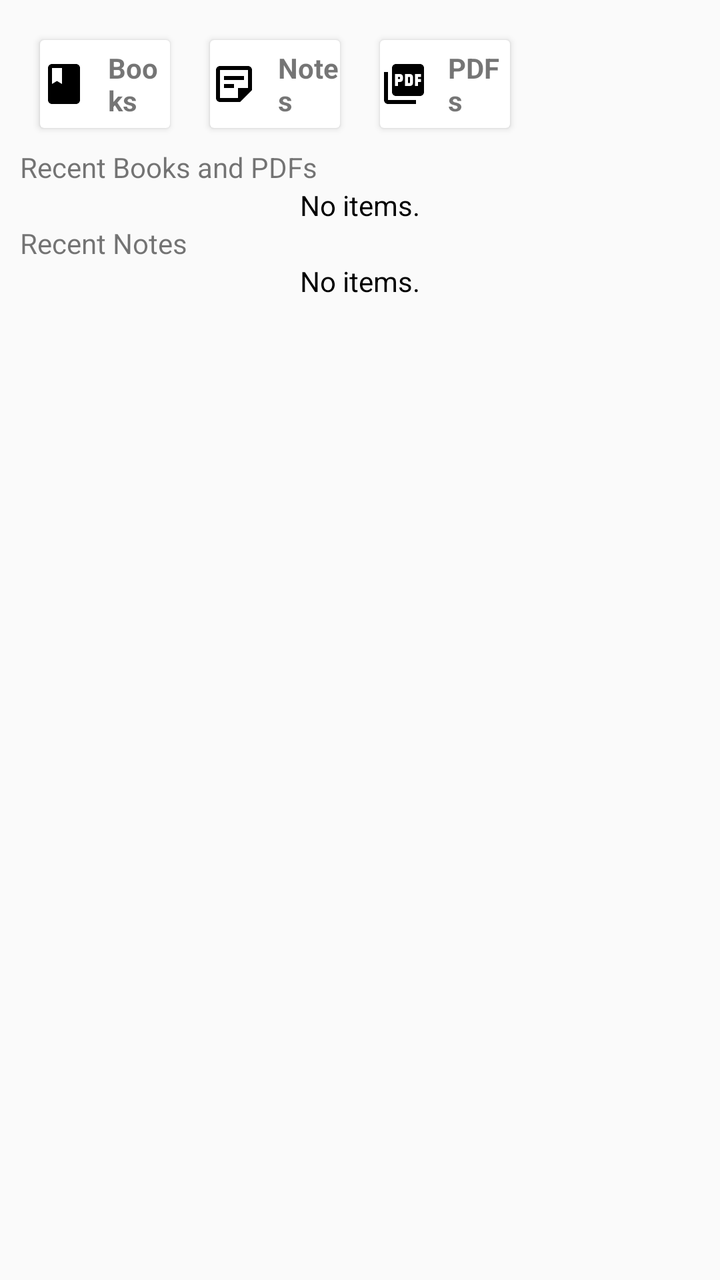
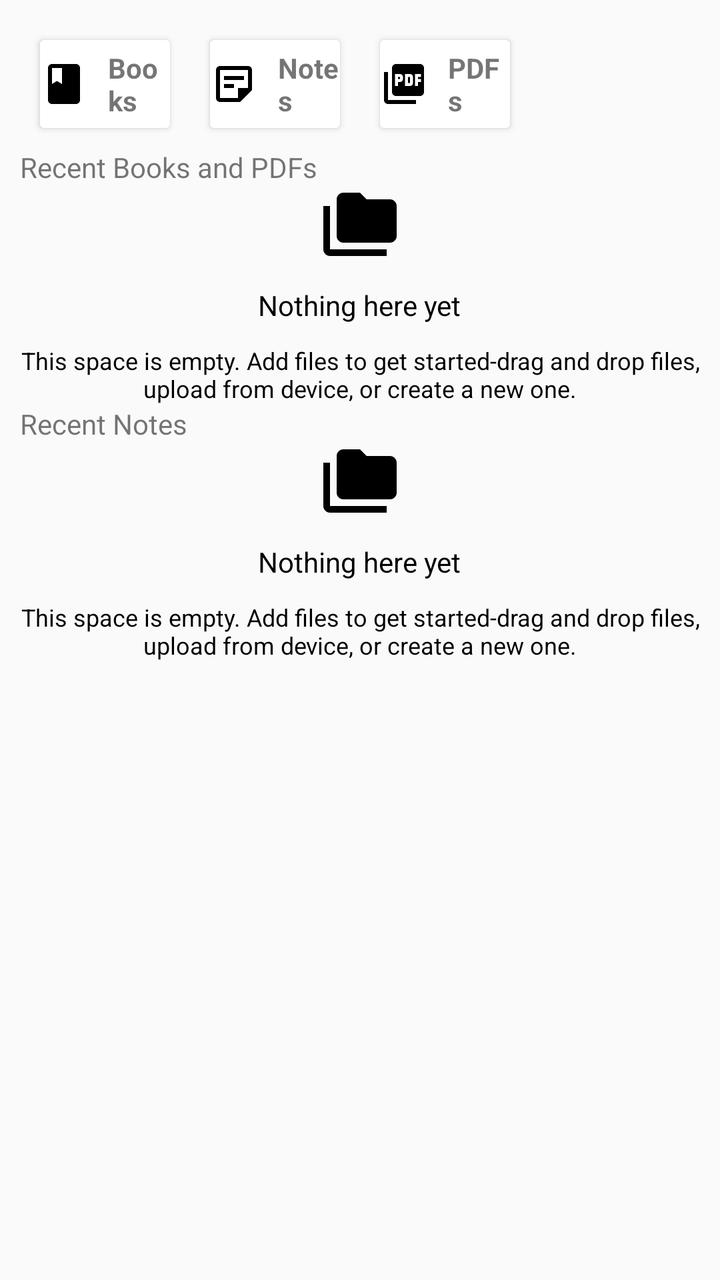

The first picture is an Android layout as it rendered before a commit; the second is the same layout after the commit. The layout source and the unified diff follow.
<!-- AndroidManifest.xml: application theme Theme.ContentBrowser -->
<!-- res/layout/fragment_right_home2.xml -->
<?xml version="1.0" encoding="utf-8"?>
<ScrollView xmlns:android="http://schemas.android.com/apk/res/android"
    xmlns:tools="http://schemas.android.com/tools"
    android:id="@+id/svOuter"
    android:layout_width="match_parent"
    android:layout_height="match_parent">
    <LinearLayout
        android:layout_width="match_parent"
        android:layout_height="wrap_content"
        android:orientation="vertical"
        android:padding="10dp"
        >
        

        


        <LinearLayout
            android:clipToPadding="false"
            android:gravity="center"
            android:layout_width="match_parent"
            android:layout_height="wrap_content"
            android:orientation="horizontal"
            android:layout_weight="1"
            >

            <LinearLayout
                android:layout_width="0dp"
                android:layout_height="wrap_content"
                android:layout_weight="1"
                android:orientation="vertical"
                >
                <androidx.cardview.widget.CardView
                    android:foreground="?android:attr/selectableItemBackground"
                    android:clickable="true"
                    android:layout_width="match_parent"
                    android:layout_height="44dp"
                    android:layout_margin="10dp"
                    >
                    <LinearLayout
                        android:layout_width="match_parent"
                        android:layout_height="match_parent"
                        android:orientation="horizontal"
                        android:gravity="center">
                        <androidx.appcompat.widget.AppCompatImageView
                            android:layout_width="24dp"
                            android:layout_height="24dp"
                            android:padding="10dp"
                            android:background="@drawable/ic_baseline_book_24"/>
                        <TextView
                            android:layout_width="wrap_content"
                            android:layout_height="wrap_content"
                            android:text="Books"
                            android:textStyle="bold"
                            android:layout_marginLeft="10dp"
                            />
                    </LinearLayout>
                </androidx.cardview.widget.CardView>




            </LinearLayout>

            <LinearLayout
                android:layout_width="0dp"
                android:layout_height="wrap_content"
                android:layout_weight="1"
                android:orientation="vertical"
                >
                <androidx.cardview.widget.CardView
                    android:foreground="?android:attr/selectableItemBackground"
                    android:clickable="true"
                    android:layout_width="match_parent"
                    android:layout_height="44dp"
                    android:layout_margin="10dp"
                    >
                    <LinearLayout
                        android:layout_width="match_parent"
                        android:layout_height="match_parent"
                        android:orientation="horizontal"
                        android:gravity="center">
                        <androidx.appcompat.widget.AppCompatImageView
                            android:layout_width="24dp"
                            android:layout_height="24dp"
                            android:padding="10dp"
                            android:background="@drawable/ic_outline_sticky_note_2_24"/>
                        <TextView
                            android:layout_width="wrap_content"
                            android:layout_height="wrap_content"
                            android:text="Notes"
                            android:textStyle="bold"
                            android:layout_marginLeft="10dp"
                            />
                    </LinearLayout>
                </androidx.cardview.widget.CardView>




            </LinearLayout>

            <LinearLayout
                android:layout_width="0dp"
                android:layout_height="wrap_content"
                android:layout_weight="1"
                android:orientation="vertical"
                >
                <androidx.cardview.widget.CardView
                    android:foreground="?android:attr/selectableItemBackground"
                    android:clickable="true"
                    android:layout_width="match_parent"
                    android:layout_height="44dp"
                    android:layout_margin="10dp"
                    >
                    <LinearLayout
                        android:layout_width="match_parent"
                        android:layout_height="match_parent"
                        android:orientation="horizontal"
                        android:gravity="center">
                        <androidx.appcompat.widget.AppCompatImageView
                            android:layout_width="24dp"
                            android:layout_height="24dp"
                            android:padding="10dp"
                            android:background="@drawable/ic_baseline_picture_as_pdf_24"/>
                        <TextView
                            android:layout_width="wrap_content"
                            android:layout_height="wrap_content"
                            android:text="PDFs"
                            android:textStyle="bold"
                            android:layout_marginLeft="10dp"
                            />
                    </LinearLayout>
                </androidx.cardview.widget.CardView>




            </LinearLayout>

            <LinearLayout
                android:layout_width="0dp"
                android:layout_height="wrap_content"
                android:layout_weight="1"
                android:orientation="vertical"
                android:visibility="invisible"
                >
                <androidx.cardview.widget.CardView
                    android:foreground="?android:attr/selectableItemBackground"
                    android:clickable="true"
                    android:layout_width="match_parent"
                    android:layout_height="44dp"
                    android:layout_margin="10dp"
                    >
                    <LinearLayout
                        android:layout_width="match_parent"
                        android:layout_height="match_parent"
                        android:orientation="horizontal"
                        android:gravity="center">
                        <androidx.appcompat.widget.AppCompatImageView
                            android:layout_width="24dp"
                            android:layout_height="24dp"
                            android:padding="10dp"
                            android:background="@drawable/ic_outline_folder_24"/>
                        <TextView
                            android:layout_width="wrap_content"
                            android:layout_height="wrap_content"
                            android:text="Documents"
                            android:textStyle="bold"
                            android:layout_marginLeft="10dp"
                            />
                    </LinearLayout>
                </androidx.cardview.widget.CardView>




            </LinearLayout>

        </LinearLayout>

        <TextView
            android:layout_width="match_parent"
            android:layout_height="wrap_content"
            android:text="Recent Books and PDFs"
            />

        <RelativeLayout
            android:layout_width="match_parent"
            android:layout_height="wrap_content"
            >
            <LinearLayout
                android:layout_width="match_parent"
                android:layout_height="wrap_content"
                android:orientation="horizontal"
                android:padding="0dp"
                android:layout_marginLeft="10dp"
                android:paddingBottom="0dp"
                android:gravity="center_vertical"
                >
                <GridView
                    android:id="@+id/bookgridview_home"
                    android:layout_width="match_parent"
                    android:layout_height="wrap_content"
                    android:numColumns="3"
                    android:paddingLeft="1dp"
                    android:paddingRight="1dp"
                    android:gravity="center"
                    android:stretchMode="columnWidth"
                    />
            </LinearLayout>
            <TextView
                android:id="@+id/tvEmpty1"
                android:layout_width="wrap_content"
                android:layout_height="wrap_content"
                android:text="No items."
                android:textColor="#FF000000"
                android:layout_centerInParent="true"
                android:visibility="visible"
                />
        </RelativeLayout>

        <TextView
            android:layout_width="match_parent"
            android:layout_height="wrap_content"
            android:text="Recent Notes"
            />

        <RelativeLayout
            android:layout_width="match_parent"
            android:layout_height="match_parent"
            >

            <GridView
                android:id="@+id/notegridview_home"
                android:layout_width="match_parent"
                android:layout_height="wrap_content"
                android:numColumns="3"
                android:stretchMode="columnWidth"
                android:layout_marginLeft="10dp"
                android:layout_marginRight="10dp"
                android:layout_marginBottom="10dp"
                />

            <TextView
                android:id="@+id/tvEmpty2"
                android:layout_width="wrap_content"
                android:layout_height="wrap_content"
                android:layout_centerInParent="true"
                android:text="No items."
                android:textColor="#FF000000" />
        </RelativeLayout>

    </LinearLayout>
</ScrollView>
<!-- resources referenced by this layout -->
<resources>
  <!-- drawable ic_baseline_book_24 (drawable) -->
  <vector xmlns:android="http://schemas.android.com/apk/res/android" android:height="24dp" android:tint="#000000" android:viewportHeight="24" android:viewportWidth="24" android:width="24dp">
        
      <path android:fillColor="@android:color/white" android:pathData="M18,2H6c-1.1,0 -2,0.9 -2,2v16c0,1.1 0.9,2 2,2h12c1.1,0 2,-0.9 2,-2V4c0,-1.1 -0.9,-2 -2,-2zM6,4h5v8l-2.5,-1.5L6,12V4z"/>
      
  </vector>
  <!-- drawable ic_baseline_picture_as_pdf_24 (drawable) -->
  <vector xmlns:android="http://schemas.android.com/apk/res/android" android:height="24dp" android:tint="#000000" android:viewportHeight="24" android:viewportWidth="24" android:width="24dp">
        
      <path android:fillColor="@android:color/white" android:pathData="M20,2L8,2c-1.1,0 -2,0.9 -2,2v12c0,1.1 0.9,2 2,2h12c1.1,0 2,-0.9 2,-2L22,4c0,-1.1 -0.9,-2 -2,-2zM11.5,9.5c0,0.83 -0.67,1.5 -1.5,1.5L9,11v2L7.5,13L7.5,7L10,7c0.83,0 1.5,0.67 1.5,1.5v1zM16.5,11.5c0,0.83 -0.67,1.5 -1.5,1.5h-2.5L12.5,7L15,7c0.83,0 1.5,0.67 1.5,1.5v3zM20.5,8.5L19,8.5v1h1.5L20.5,11L19,11v2h-1.5L17.5,7h3v1.5zM9,9.5h1v-1L9,8.5v1zM4,6L2,6v14c0,1.1 0.9,2 2,2h14v-2L4,20L4,6zM14,11.5h1v-3h-1v3z"/>
      
  </vector>
  <!-- drawable ic_outline_folder_24 (drawable) -->
  <vector xmlns:android="http://schemas.android.com/apk/res/android" android:height="24dp" android:tint="#000000" android:viewportHeight="24" android:viewportWidth="24" android:width="24dp">
        
      <path android:fillColor="@android:color/white" android:pathData="M9.17,6l2,2H20v10H4V6h5.17M10,4H4c-1.1,0 -1.99,0.9 -1.99,2L2,18c0,1.1 0.9,2 2,2h16c1.1,0 2,-0.9 2,-2V8c0,-1.1 -0.9,-2 -2,-2h-8l-2,-2z"/>
      
  </vector>
  <!-- drawable ic_outline_sticky_note_2_24 (drawable) -->
  <vector xmlns:android="http://schemas.android.com/apk/res/android" android:autoMirrored="true" android:height="24dp" android:tint="#000000" android:viewportHeight="24" android:viewportWidth="24" android:width="24dp">
        
      <path android:fillColor="@android:color/white" android:pathData="M19,5v9l-5,0l0,5H5V5H19M19,3H5C3.9,3 3,3.9 3,5v14c0,1.1 0.9,2 2,2h10l6,-6V5C21,3.9 20.1,3 19,3zM12,14H7v-2h5V14zM17,10H7V8h10V10z"/>
      
  </vector>
  <style name="Theme.ContentBrowser" parent="Theme.AppCompat.Light.DarkActionBar">
          
          <item name="colorPrimary">@color/colorPrimary</item>
          <item name="colorPrimaryDark">@color/colorPrimaryDark</item>
          <item name="colorAccent">@color/colorAccent</item>
      </style>
  <color name="colorPrimary">#000000</color>
  <color name="colorPrimaryDark">#000000</color>
  <color name="colorAccent">#D81B60</color>
</resources>

<!-- the commit's change to res/layout/fragment_right_home2.xml (unified diff, before → after) -->
@@ -209,15 +209,37 @@
                     android:stretchMode="columnWidth"
                     />
             </LinearLayout>
-            <TextView
-                android:id="@+id/tvEmpty1"
+            <LinearLayout
                 android:layout_width="wrap_content"
                 android:layout_height="wrap_content"
-                android:text="No items."
-                android:textColor="#FF000000"
+                android:id="@+id/llEmpty1"
+                android:orientation="vertical"
                 android:layout_centerInParent="true"
-                android:visibility="visible"
-                />
+                android:gravity="center"
+                >
+                <ImageView
+                    android:src="@drawable/ic_baseline_folder_copy_24"
+                    android:layout_width="40dp"
+                    android:layout_height="40dp"
+                    android:layout_marginBottom="10dp"
+                    />
+                <TextView
+                    android:id="@+id/tvEmpty1"
+                    android:layout_width="wrap_content"
+                    android:layout_height="wrap_content"
+                    android:textColor="#FF000000"
+                    android:text="Nothing here yet"
+                    />
+                <TextView
+                    android:layout_width="wrap_content"
+                    android:layout_height="wrap_content"
+                    android:textColor="#FF000000"
+                    android:textSize="12sp"
+                    android:text="This space is empty. Add files to get started-drag and drop files,\nupload from device, or create a new one."
+                    android:gravity="center"
+                    android:layout_marginTop="10dp"
+                    />
+            </LinearLayout>
         </RelativeLayout>
 
         <TextView
@@ -242,13 +264,37 @@
                 android:layout_marginBottom="10dp"
                 />
 
-            <TextView
-                android:id="@+id/tvEmpty2"
+            <LinearLayout
                 android:layout_width="wrap_content"
                 android:layout_height="wrap_content"
+                android:id="@+id/llEmpty2"
+                android:orientation="vertical"
                 android:layout_centerInParent="true"
-                android:text="No items."
-                android:textColor="#FF000000" />
+                android:gravity="center"
+                >
+                <ImageView
+                    android:src="@drawable/ic_baseline_folder_copy_24"
+                    android:layout_width="40dp"
+                    android:layout_height="40dp"
+                    android:layout_marginBottom="10dp"
+                    />
+                <TextView
+                    android:id="@+id/tvEmpty2"
+                    android:layout_width="wrap_content"
+                    android:layout_height="wrap_content"
+                    android:textColor="#FF000000"
+                    android:text="Nothing here yet"
+                    />
+                <TextView
+                    android:layout_width="wrap_content"
+                    android:layout_height="wrap_content"
+                    android:textColor="#FF000000"
+                    android:textSize="12sp"
+                    android:text="This space is empty. Add files to get started-drag and drop files,\nupload from device, or create a new one."
+                    android:gravity="center"
+                    android:layout_marginTop="10dp"
+                    />
+            </LinearLayout>
         </RelativeLayout>
 
     </LinearLayout>
<!-- resource entries referenced after the edit -->
@@ -5,6 +5,13 @@
         
       <path android:fillColor="@android:color/white" android:pathData="M18,2H6c-1.1,0 -2,0.9 -2,2v16c0,1.1 0.9,2 2,2h12c1.1,0 2,-0.9 2,-2V4c0,-1.1 -0.9,-2 -2,-2zM6,4h5v8l-2.5,-1.5L6,12V4z"/>
       
+  </vector>
+  <!-- drawable ic_baseline_folder_copy_24 (drawable) -->
+  <vector android:height="24dp" android:tint="#000000"
+      android:viewportHeight="24" android:viewportWidth="24"
+      android:width="24dp" xmlns:android="http://schemas.android.com/apk/res/android">
+      <path android:fillColor="@android:color/white" android:pathData="M3,6H1v13c0,1.1 0.9,2 2,2h17v-2H3V6z"/>
+      <path android:fillColor="@android:color/white" android:pathData="M21,4h-7l-2,-2H7C5.9,2 5.01,2.9 5.01,4L5,15c0,1.1 0.9,2 2,2h14c1.1,0 2,-0.9 2,-2V6C23,4.9 22.1,4 21,4z"/>
   </vector>
   <!-- drawable ic_baseline_picture_as_pdf_24 (drawable) -->
   <vector xmlns:android="http://schemas.android.com/apk/res/android" android:height="24dp" android:tint="#000000" android:viewportHeight="24" android:viewportWidth="24" android:width="24dp">
